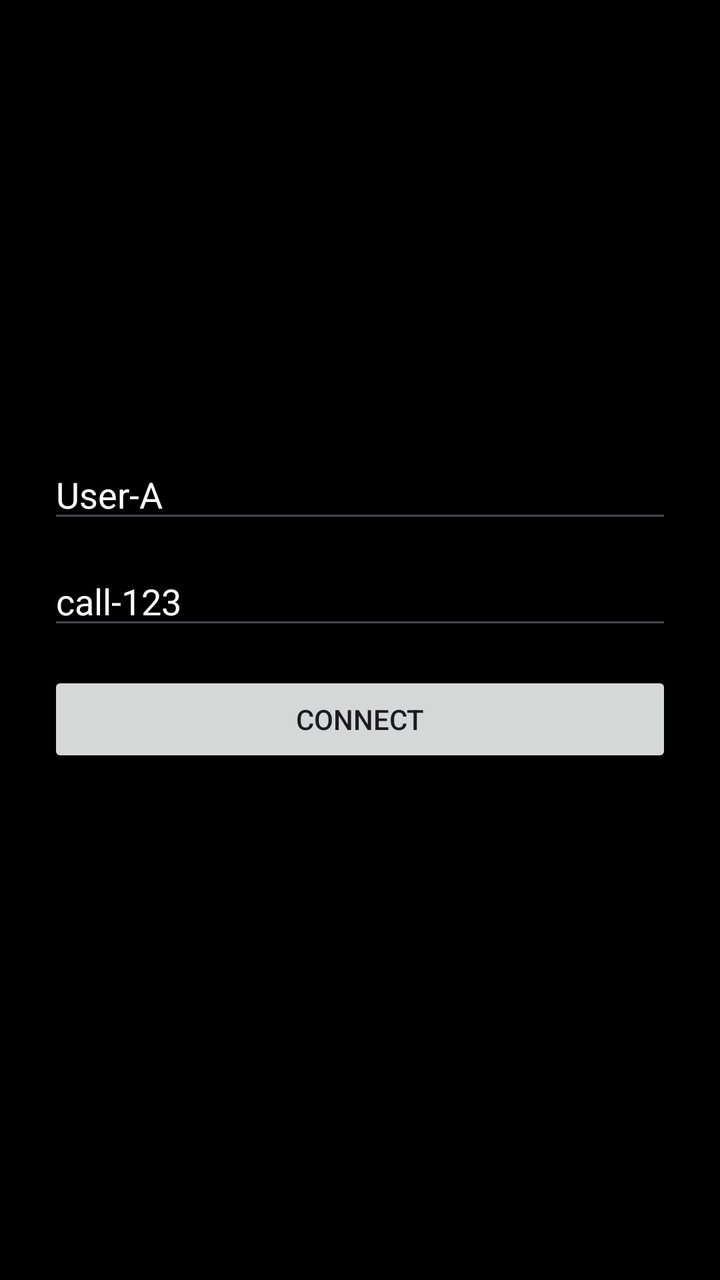
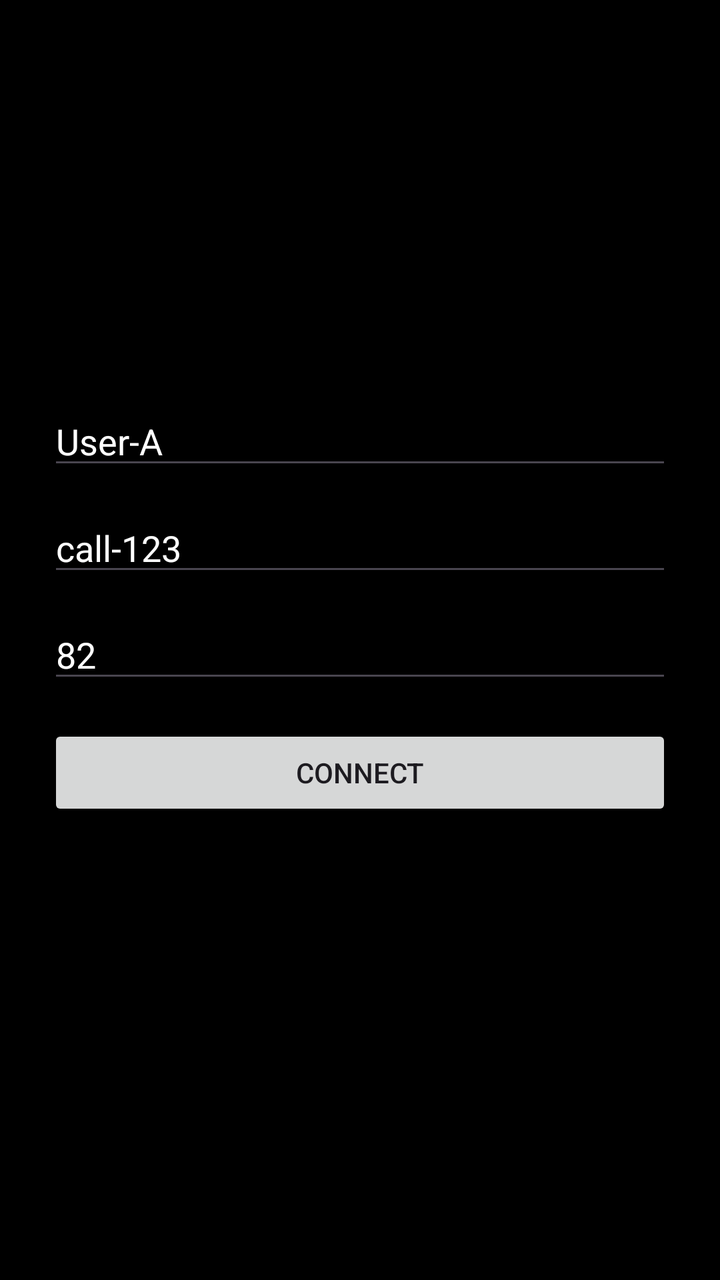

The first picture is an Android layout as it rendered before a commit; the second is the same layout after the commit. The layout source and the unified diff follow.
<!-- AndroidManifest.xml: application theme Theme.CameraPipelineTest -->
<!-- res/layout/activity_start_call.xml -->
<?xml version="1.0" encoding="utf-8"?>
<FrameLayout xmlns:android="http://schemas.android.com/apk/res/android"
    android:layout_width="match_parent"
    android:layout_height="match_parent"
    android:background="#000000">

    <LinearLayout
        android:id="@+id/startCallForm"
        android:layout_width="match_parent"
        android:layout_height="wrap_content"
        android:layout_gravity="center"
        android:orientation="vertical"
        android:padding="24dp">

        <EditText
            android:id="@+id/startCallUserId"
            android:layout_width="match_parent"
            android:layout_height="wrap_content"
            android:hint="UserId"
            android:inputType="text"
            android:text="User-A"
            android:textColor="#FFFFFFFF"
            android:textColorHint="#99FFFFFF" />

        <EditText
            android:id="@+id/startCallCallId"
            android:layout_width="match_parent"
            android:layout_height="wrap_content"
            android:layout_marginTop="12dp"
            android:hint="Call-Id"
            android:inputType="text"
            android:text="call-123"
            android:textColor="#FFFFFFFF"
            android:textColorHint="#99FFFFFF" />

        <Button
            android:id="@+id/connectCall"
            android:layout_width="match_parent"
            android:layout_height="wrap_content"
            android:layout_marginTop="16dp"
            android:text="Connect" />

        <TextView
            android:id="@+id/callConnectionStatus"
            android:layout_width="match_parent"
            android:layout_height="wrap_content"
            android:layout_marginTop="12dp"
            android:text=""
            android:textColor="#FFFFFFFF"
            android:textSize="14sp" />
    </LinearLayout>

    <FrameLayout
        android:id="@+id/startCallCameraContainer"
        android:layout_width="match_parent"
        android:layout_height="match_parent"
        android:visibility="gone">

        <SurfaceView
            android:id="@+id/vulkanSurface"
            android:layout_width="match_parent"
            android:layout_height="match_parent" />

        <SurfaceView
            android:id="@+id/floatingVulkanSurface"
            android:layout_width="144dp"
            android:layout_height="192dp"
            android:layout_gravity="top|end"
            android:layout_marginTop="132dp"
            android:layout_marginEnd="12dp" />

        <LinearLayout
            android:layout_width="match_parent"
            android:layout_height="wrap_content"
            android:layout_gravity="top"
            android:orientation="vertical"
            android:padding="12dp">

            <TextView
                android:id="@+id/cameraStatus"
                android:layout_width="match_parent"
                android:layout_height="wrap_content"
                android:background="#80000000"
                android:fontFamily="monospace"
                android:padding="8dp"
                android:text="Call camera starting..."
                android:textColor="#FFFFFFFF"
                android:textIsSelectable="true" />

            <Button
                android:id="@+id/flipCamera"
                android:layout_width="match_parent"
                android:layout_height="wrap_content"
                android:layout_marginTop="8dp"
                android:text="Flip Camera" />

            <Button
                android:id="@+id/saveFilteredFrame"
                android:layout_width="match_parent"
                android:layout_height="wrap_content"
                android:layout_marginTop="8dp"
                android:text="Save Filtered YUV Ring" />

            <TextView
                android:id="@+id/callTimerText"
                android:layout_width="match_parent"
                android:layout_height="wrap_content"
                android:layout_marginTop="8dp"
                android:background="#80000000"
                android:fontFamily="monospace"
                android:gravity="center"
                android:padding="8dp"
                android:text="00:00"
                android:textColor="#FFFFFFFF" />

            <Button
                android:id="@+id/disconnectCall"
                android:layout_width="match_parent"
                android:layout_height="wrap_content"
                android:layout_marginTop="8dp"
                android:text="Disconnect" />
        </LinearLayout>
    </FrameLayout>
</FrameLayout>
<!-- resources referenced by this layout -->
<resources>
  <style name="Theme.CameraPipelineTest" parent="Base.Theme.CameraPipelineTest" />
  <style name="Base.Theme.CameraPipelineTest" parent="Theme.Material3.DayNight.NoActionBar">
          
          
      </style>
</resources>

<!-- the commit's change to res/layout/activity_start_call.xml (unified diff, before → after) -->
@@ -30,6 +30,17 @@
             android:hint="Call-Id"
             android:inputType="text"
             android:text="call-123"
+            android:textColor="#FFFFFFFF"
+            android:textColorHint="#99FFFFFF" />
+
+        <EditText
+            android:id="@+id/startCallJpegQualityPercent"
+            android:layout_width="match_parent"
+            android:layout_height="wrap_content"
+            android:layout_marginTop="12dp"
+            android:hint="JPEG quality %"
+            android:inputType="number"
+            android:text="82"
             android:textColor="#FFFFFFFF"
             android:textColorHint="#99FFFFFF" />
 
